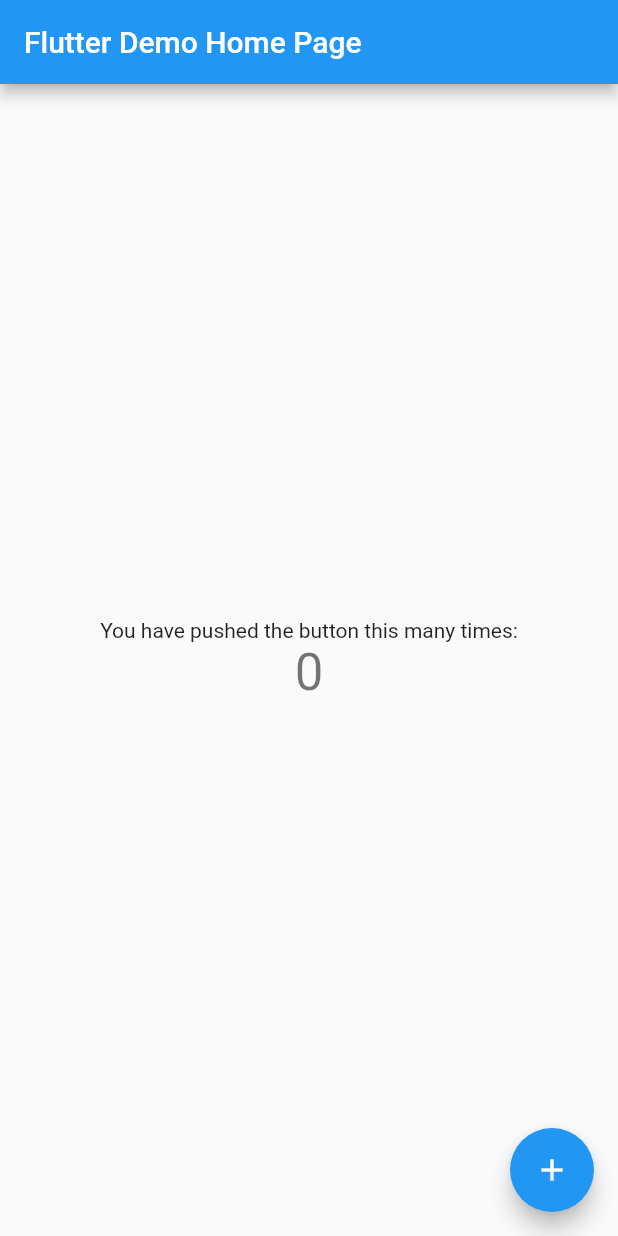
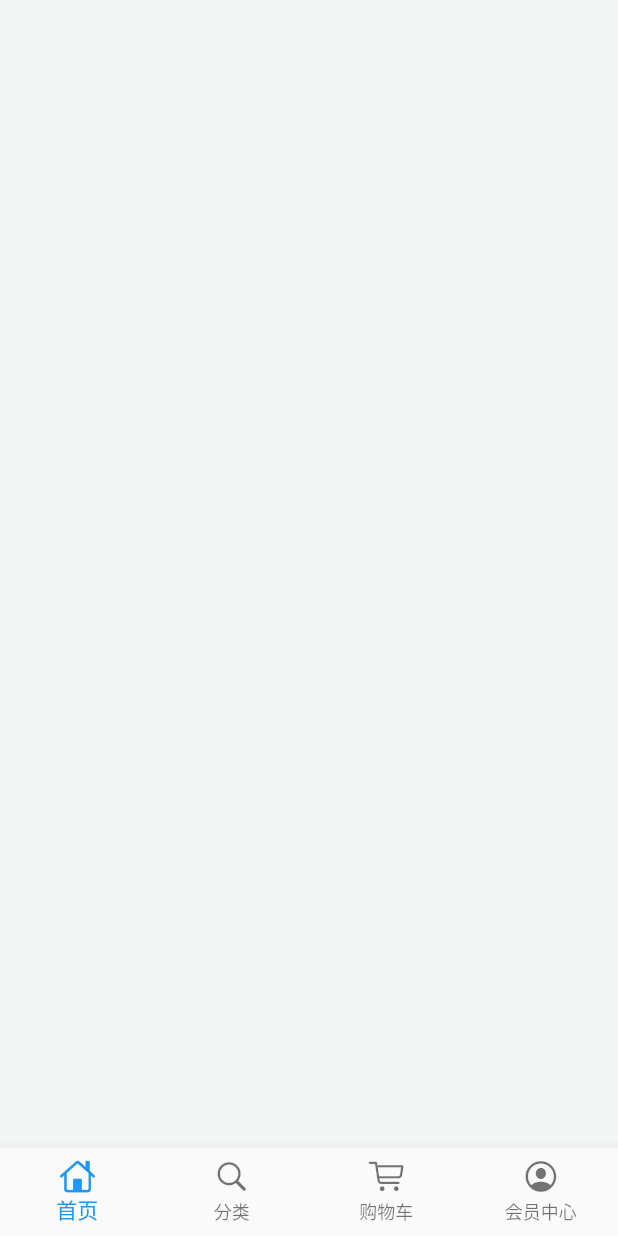
Before and after one commit to ZHughZhang/flutter_mall, a Flutter app: the screen it shows after launch, on a phone screen of 412 x 824 dp. Run offline on Flutter 3.47's test engine with Material 2 defaults, Android fonts, the phone set to English and light mode, and no system bars.

Commit message:
flutter_mall 添加底部导航栏以及 首页/分类/购物车/会员界面

```diff
--- a/lib/main.dart
+++ b/lib/main.dart
@@ -1,111 +1,20 @@
 import 'package:flutter/material.dart';
+import 'pages/index_page.dart';
 
 void main() => runApp(MyApp());
 
 class MyApp extends StatelessWidget {
-  // This widget is the root of your application.
   @override
   Widget build(BuildContext context) {
-    return MaterialApp(
-      title: 'Flutter Demo',
-      theme: ThemeData(
-        // This is the theme of your application.
-        //
-        // Try running your application with "flutter run". You'll see the
-        // application has a blue toolbar. Then, without quitting the app, try
-        // changing the primarySwatch below to Colors.green and then invoke
-        // "hot reload" (press "r" in the console where you ran "flutter run",
-        // or simply save your changes to "hot reload" in a Flutter IDE).
-        // Notice that the counter didn't reset back to zero; the application
-        // is not restarted.
-        primarySwatch: Colors.blue,
+    return Container(
+      child: MaterialApp(
+        title: '百姓生活+',
+        debugShowCheckedModeBanner: false,
+        theme: ThemeData(
+          primaryColor: Colors.pinkAccent,
+        ),
+        home: IndexPage(),
       ),
-      home: MyHomePage(title: 'Flutter Demo Home Page'),
     );
   }
 }
-
-class MyHomePage extends StatefulWidget {
-  MyHomePage({Key key, this.title}) : super(key: key);
-
-  // This widget is the home page of your application. It is stateful, meaning
-  // that it has a State object (defined below) that contains fields that affect
-  // how it looks.
-
-  // This class is the configuration for the state. It holds the values (in this
-  // case the title) provided by the parent (in this case the App widget) and
-  // used by the build method of the State. Fields in a Widget subclass are
-  // always marked "final".
-
-  final String title;
-
-  @override
-  _MyHomePageState createState() => _MyHomePageState();
-}
-
-class _MyHomePageState extends State<MyHomePage> {
-  int _counter = 0;
-
-  void _incrementCounter() {
-    setState(() {
-      // This call to setState tells the Flutter framework that something has
-      // changed in this State, which causes it to rerun the build method below
-      // so that the display can reflect the updated values. If we changed
-      // _counter without calling setState(), then the build method would not be
-      // called again, and so nothing would appear to happen.
-      _counter++;
-    });
-  }
-
-  @override
-  Widget build(BuildContext context) {
-    // This method is rerun every time setState is called, for instance as done
-    // by the _incrementCounter method above.
-    //
-    // The Flutter framework has been optimized to make rerunning build methods
-    // fast, so that you can just rebuild anything that needs updating rather
-    // than having to individually change instances of widgets.
-    return Scaffold(
-      appBar: AppBar(
-        // Here we take the value from the MyHomePage object that was created by
-        // the App.build method, and use it to set our appbar title.
-        title: Text(widget.title),
-      ),
-      body: Center(
-        // Center is a layout widget. It takes a single child and positions it
-        // in the middle of the parent.
-        child: Column(
-          // Column is also layout widget. It takes a list of children and
-          // arranges them vertically. By default, it sizes itself to fit its
-          // children horizontally, and tries to be as tall as its parent.
-          //
-          // Invoke "debug painting" (press "p" in the console, choose the
-          // "Toggle Debug Paint" action from the Flutter Inspector in Android
-          // Studio, or the "Toggle Debug Paint" command in Visual Studio Code)
-          // to see the wireframe for each widget.
-          //
-          // Column has various properties to control how it sizes itself and
-          // how it positions its children. Here we use mainAxisAlignment to
-          // center the children vertically; the main axis here is the vertical
-          // axis because Columns are vertical (the cross axis would be
-          // horizontal).
-          mainAxisAlignment: MainAxisAlignment.center,
-          children: <Widget>[
-            Text(
-              'You have pushed the button this many times:',
-            ),
-            Text(
-              '$_counter',
-              style: Theme.of(context).textTheme.display1,
-            ),
-          ],
-        ),
-      ),
-      floatingActionButton: FloatingActionButton(
-        onPressed: _incrementCounter,
-        tooltip: 'Increment',
-        child: Icon(Icons.add),
-      ), // This trailing comma makes auto-formatting nicer for build methods.
-    );
-  }
-}
--- /dev/null
+++ b/lib/pages/cart_page.dart
@@ -0,0 +1,11 @@
+import 'package:flutter/material.dart';
+
+
+class CartPage extends StatelessWidget {
+  @override
+  Widget build(BuildContext context) {
+    return Scaffold(
+	    body: Center(child: Text('购物车'),),
+    );
+  }
+}
--- /dev/null
+++ b/lib/pages/index_page.dart
@@ -0,0 +1,69 @@
+import 'package:flutter/material.dart';//android 的 material风格
+import 'package:flutter/cupertino.dart';//IOS 的设计风格
+import 'home_page.dart';
+import 'cart_page.dart';
+import 'category_page.dart';
+import 'member_page.dart';
+
+class IndexPage extends StatefulWidget {
+  @override
+  _IndexPageState createState() => _IndexPageState();
+}
+
+class _IndexPageState extends State<IndexPage> {
+
+	final List<BottomNavigationBarItem> bottomTabs = [
+		BottomNavigationBarItem(
+				icon: Icon(CupertinoIcons.home),
+				title: Text('首页')
+		),
+		BottomNavigationBarItem(
+				icon: Icon(CupertinoIcons.search),
+				title: Text('分类')
+		),
+		BottomNavigationBarItem(
+				icon: Icon(CupertinoIcons.shopping_cart),
+				title: Text('购物车')
+		),
+		BottomNavigationBarItem(
+				icon: Icon(CupertinoIcons.profile_circled),
+				title: Text('会员中心')
+		),
+	];
+
+	final List<Widget> tabBodies = [
+		HomePage(),
+		CategoryPage(),
+		CartPage(),
+		MemberPage(),
+	];
+
+	int current_index = 0;
+	var current_page;
+
+	@override
+  void initState() {
+		current_page = tabBodies[0];
+    super.initState();
+  }
+
+  @override
+  Widget build(BuildContext context) {
+    return Scaffold(
+	    backgroundColor: Color.fromRGBO(244,245,245,1.0),
+	    bottomNavigationBar: BottomNavigationBar(
+			    type: BottomNavigationBarType.fixed,//导航栏的类型
+			    currentIndex: current_index,
+			    items:bottomTabs,
+		    onTap: (index) => {
+			    	setState(
+						    (){
+						    	current_index = index;
+						    	current_page = tabBodies[current_index];
+						    }
+				    )
+		    },
+	    ),
+    );
+  }
+}
--- a/pubspec.yaml
+++ b/pubspec.yaml
@@ -23,6 +23,7 @@ dependencies:
   # The following adds the Cupertino Icons font to your application.
   # Use with the CupertinoIcons class for iOS style icons.
   cupertino_icons: ^0.1.2
+  dio: ^2.0.9
 
 dev_dependencies:
   flutter_test:
```
Also changed, not shown: lib/pages/category_page.dart (added, +11 -0 lines), lib/pages/home_page.dart (added, +11 -0 lines), lib/pages/member_page.dart (added, +11 -0 lines), 2 other files.
